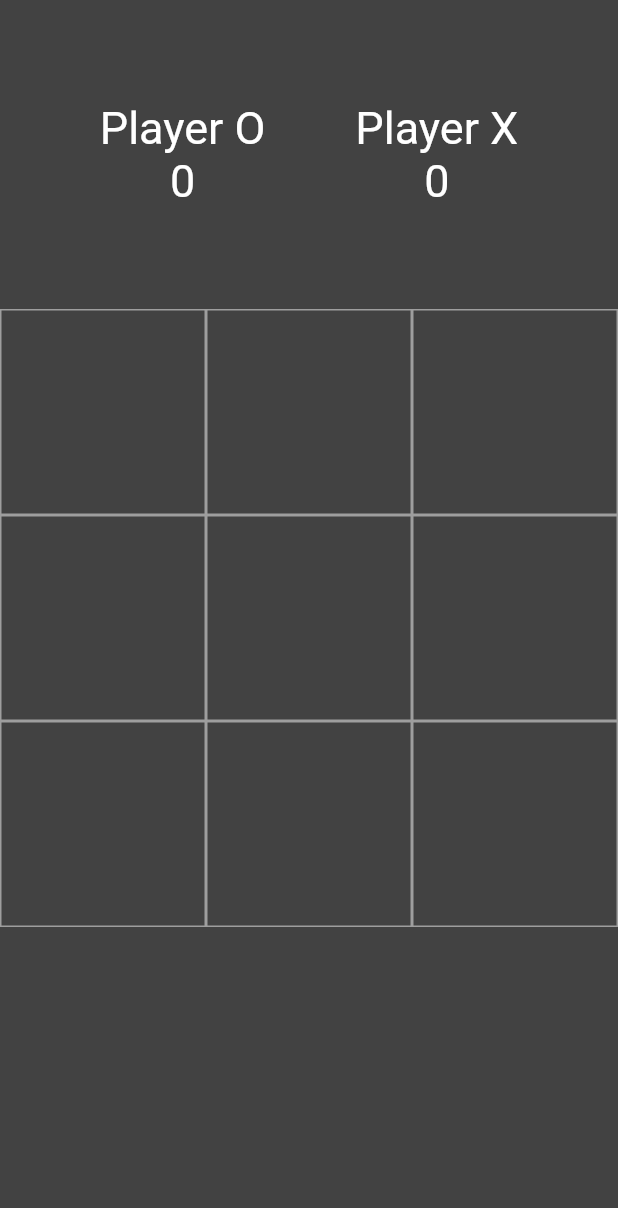
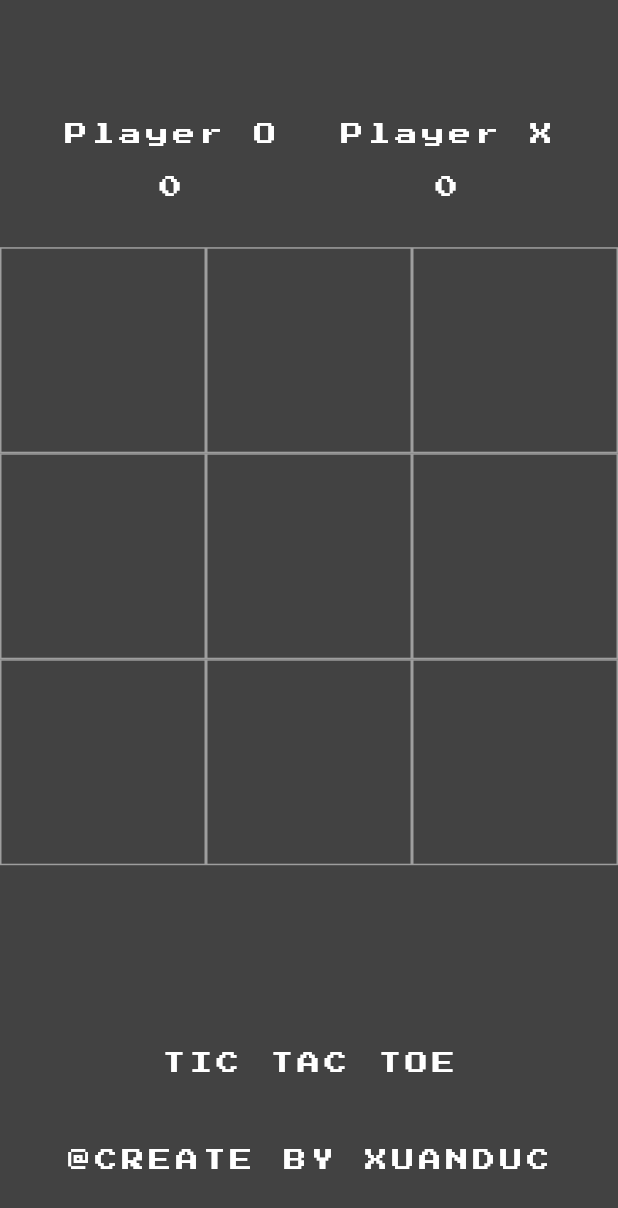
Before and after one commit to xuanduc9496/tic-tac-toe, a Flutter app: the Homepage screen opened directly, on a phone screen of 412 x 824 dp. Shown: the top 1208 px of the screen. Run offline on Flutter 3.47's test engine with Material 2 defaults, Android fonts, the phone set to English and light mode, and no system bars; our stand-ins replace google_fonts.

Commit message:
Tach Homepage, Dang Design trang Intro

```diff
--- /dev/null
+++ b/lib/homepage.dart
@@ -0,0 +1,242 @@
+import 'package:flutter/material.dart';
+import 'package:google_fonts/google_fonts.dart';
+
+class Homepage extends StatefulWidget {
+  //const Homepage({Key? key}) : super(key: key);
+
+  @override
+  State<Homepage> createState() => _HomepageState();
+}
+
+class _HomepageState extends State<Homepage> {
+  bool ohTurn = true;
+  List<String> displayEx0h = ['', '', '', '', '', '', '', '', ''];
+
+  var MytextStyle = TextStyle(color: Colors.white, fontSize: 30);
+  int exScore = 0;
+  int ohScore = 0;
+  int filledBoxes = 0;
+
+  static var MyNewFont = GoogleFonts.pressStart2p(
+      textStyle: TextStyle(color: Colors.black, letterSpacing: 3));
+  static var MyNewFontWhite = GoogleFonts.pressStart2p(
+      textStyle:
+          TextStyle(color: Colors.white, letterSpacing: 3, fontSize: 15));
+
+  @override
+  Widget build(BuildContext context) {
+    return Scaffold(
+      backgroundColor: Colors.grey[800],
+      body: Column(
+        children: [
+          Expanded(
+              child: Container(
+            child: Row(
+              mainAxisAlignment: MainAxisAlignment.center,
+              children: [
+                Padding(
+                  padding: const EdgeInsets.all(20.0),
+                  child: Column(
+                    mainAxisAlignment: MainAxisAlignment.center,
+                    children: [
+                      SizedBox(
+                        height: 50,
+                      ),
+                      Text(
+                        'Player O',
+                        style: MyNewFontWhite,
+                      ),
+                      SizedBox(
+                        height: 20,
+                      ),
+                      Text(
+                        ohScore.toString(),
+                        style: MyNewFontWhite,
+                      ),
+                    ],
+                  ),
+                ),
+                Padding(
+                  padding: const EdgeInsets.all(20.0),
+                  child: Column(
+                    mainAxisAlignment: MainAxisAlignment.center,
+                    children: [
+                      SizedBox(
+                        height: 50,
+                      ),
+                      Text(
+                        'Player X',
+                        style: MyNewFontWhite,
+                      ),
+                      SizedBox(
+                        height: 20,
+                      ),
+                      Text(
+                        exScore.toString(),
+                        style: MyNewFontWhite,
+                      ),
+                    ],
+                  ),
+                ),
+              ],
+            ),
+          )),
+          Expanded(
+            flex: 3,
+            child: GridView.builder(
+                itemCount: 9,
+                gridDelegate: SliverGridDelegateWithFixedCrossAxisCount(
+                    crossAxisCount: 3),
+                itemBuilder: (BuildContext context, int index) {
+                  return GestureDetector(
+                    onTap: () {
+                      _tapped(index);
+                    },
+                    child: Container(
+                      decoration:
+                          BoxDecoration(border: Border.all(color: Colors.grey)),
+                      child: Center(
+                          child: Text(
+                        //index.toString(),
+                        displayEx0h[index],
+                        style: TextStyle(color: Colors.white, fontSize: 40),
+                      )),
+                    ),
+                  );
+                }),
+          ),
+          Expanded(
+            child: Padding(
+              padding: const EdgeInsets.all(15.0),
+              child: Column(
+                  mainAxisAlignment: MainAxisAlignment.center,
+                  children: [
+                    Text(
+                      'TIC TAC TOE',
+                      style: MyNewFontWhite,
+                    ),
+                    SizedBox(
+                      height: 50,
+                    ),
+                    Text('@CREATE BY XUANDUC', style: MyNewFontWhite)
+                  ]),
+            ),
+          ),
+        ],
+      ),
+    );
+  }
+
+  void _tapped(int index) {
+    filledBoxes += 1;
+
+    setState(() {
+      if (ohTurn && displayEx0h[index] == '') {
+        displayEx0h[index] = 'o';
+      } else if (!ohTurn && displayEx0h[index] == '') {
+        displayEx0h[index] = 'x';
+      }
+
+      ohTurn = !ohTurn;
+      _checkwinner();
+    });
+  }
+
+  void _checkwinner() {
+    if (displayEx0h[0] == displayEx0h[1] &&
+        displayEx0h[0] == displayEx0h[2] &&
+        displayEx0h[0] != '') {
+      _showWinDialog(displayEx0h[0]);
+    }
+    if (displayEx0h[3] == displayEx0h[4] &&
+        displayEx0h[3] == displayEx0h[5] &&
+        displayEx0h[3] != '') {
+      _showWinDialog(displayEx0h[3]);
+    }
+    if (displayEx0h[6] == displayEx0h[7] &&
+        displayEx0h[6] == displayEx0h[8] &&
+        displayEx0h[6] != '') {
+      _showWinDialog(displayEx0h[6]);
+    }
+    if (displayEx0h[0] == displayEx0h[3] &&
+        displayEx0h[0] == displayEx0h[6] &&
+        displayEx0h[0] != '') {
+      _showWinDialog(displayEx0h[0]);
+    }
+    if (displayEx0h[1] == displayEx0h[4] &&
+        displayEx0h[1] == displayEx0h[7] &&
+        displayEx0h[1] != '') {
+      _showWinDialog(displayEx0h[1]);
+    }
+    if (displayEx0h[2] == displayEx0h[5] &&
+        displayEx0h[2] == displayEx0h[8] &&
+        displayEx0h[2] != '') {
+      _showWinDialog(displayEx0h[2]);
+    }
+    if (displayEx0h[6] == displayEx0h[4] &&
+        displayEx0h[6] == displayEx0h[2] &&
+        displayEx0h[6] != '') {
+      _showWinDialog(displayEx0h[6]);
+    }
+    if (displayEx0h[0] == displayEx0h[4] &&
+        displayEx0h[0] == displayEx0h[8] &&
+        displayEx0h[0] != '') {
+      _showWinDialog(displayEx0h[0]);
+    } else if (filledBoxes == 9) {
+      _showDrawDialog();
+    }
+  }
+
+  void _showDrawDialog() {
+    showDialog(
+        barrierDismissible: false,
+        context: context,
+        builder: (BuildContext context) {
+          return AlertDialog(
+            title: Text('O & X Draw!'),
+            actions: [
+              FlatButton(
+                  onPressed: () {
+                    _clearBoard();
+                    Navigator.of(context).pop();
+                  },
+                  child: Text('Play Again!'))
+            ],
+          );
+        });
+  }
+
+  void _showWinDialog(String winner) {
+    showDialog(
+        barrierDismissible: false,
+        context: context,
+        builder: (BuildContext context) {
+          return AlertDialog(
+            title: Text('Winner is: ' + winner),
+            actions: <Widget>[
+              FlatButton(
+                onPressed: () {
+                  _clearBoard();
+                  Navigator.of(context).pop();
+                },
+                child: Text('Play Again!'),
+              ),
+            ],
+          );
+        });
+    if (winner == 'o') {
+      ohScore += 1;
+    } else if (winner == 'x') {
+      exScore += 1;
+    }
+  }
+
+  void _clearBoard() {
+    setState(() {
+      for (int i = 0; i < 9; i++) {
+        displayEx0h[i] = '';
+      }
+    });
+    filledBoxes = 0;
+  }
+}
--- a/lib/main.dart
+++ b/lib/main.dart
@@ -1,222 +1,66 @@
 import 'package:flutter/material.dart';
+//import 'package:flutter/services.dart';
+import 'homepage.dart';
+import 'package:google_fonts/google_fonts.dart';
 
 void main() {
+  //SystemChrome.setPreferredOrientations([DeviceOrientation.portraitUp]);
+  //SystemChrome.setEnabledSystemUIOverlays([]);
   runApp(MyApp());
 }
 
 class MyApp extends StatelessWidget {
-  // const MyApp({Key? key}) : super(key: key);
+  //const MyApp({Key? key}) : super(key: key);
 
   @override
   Widget build(BuildContext context) {
     return MaterialApp(
       debugShowCheckedModeBanner: false,
-      home: Homepage(),
+      home: IntroScreen(),
     );
   }
 }
 
-class Homepage extends StatefulWidget {
-  // const Homepage({Key? key}) : super(key: key);
+class IntroScreen extends StatefulWidget {
+  const IntroScreen({Key? key}) : super(key: key);
 
   @override
-  State<Homepage> createState() => _HomepageState();
+  State<IntroScreen> createState() => _IntroScreenState();
 }
 
-class _HomepageState extends State<Homepage> {
-  bool ohTurn = true;
-  List<String> displayEx0h = ['', '', '', '', '', '', '', '', ''];
-
-  var MytextStyle = TextStyle(color: Colors.white, fontSize: 30);
-  int exScore = 0;
-  int ohScore = 0;
-  int filledBoxes = 0;
+class _IntroScreenState extends State<IntroScreen>
+    with SingleTickerProviderStateMixin {
+  static var MyNewFont = GoogleFonts.pressStart2p(
+      textStyle: TextStyle(color: Colors.black, letterSpacing: 3));
+  static var MyNewFontWhite = GoogleFonts.pressStart2p(
+      textStyle:
+          TextStyle(color: Colors.white, letterSpacing: 3, fontSize: 15));
 
   @override
   Widget build(BuildContext context) {
-    return Scaffold(
-      backgroundColor: Colors.grey[800],
-      body: Column(
-        children: [
-          Expanded(
-              child: Container(
-            child: Row(
-              mainAxisAlignment: MainAxisAlignment.center,
-              children: [
-                Padding(
-                  padding: const EdgeInsets.all(30.0),
+    return MaterialApp(
+      //final color = Colors.white;
+      debugShowCheckedModeBanner: false,
+      home: Scaffold(
+        backgroundColor: Colors.grey[900],
+        body: Center(
             child: Column(
           mainAxisAlignment: MainAxisAlignment.center,
           children: [
-                      Text(
-                        'Player O',
-                        style: MytextStyle,
-                      ),
-                      Text(
-                        ohScore.toString(),
-                        style: MytextStyle,
-                      ),
-                    ],
+            Expanded(
+              child: Padding(
+                padding: const EdgeInsets.only(top: 120.0),
+                child: Container(
+                  child: Text(
+                    "TIC TAC TOE",
+                    style: MyNewFontWhite.copyWith(fontSize: 30),
                   ),
                 ),
-                Padding(
-                  padding: const EdgeInsets.all(30.0),
-                  child: Column(
-                    mainAxisAlignment: MainAxisAlignment.center,
-                    children: [
-                      Text(
-                        'Player X',
-                        style: MytextStyle,
               ),
-                      Text(
-                        exScore.toString(),
-                        style: MytextStyle,
-                      ),
+            )
           ],
-                  ),
-                ),
-              ],
-            ),
-          )),
-          Expanded(
-            flex: 3,
-            child: GridView.builder(
-                itemCount: 9,
-                gridDelegate: SliverGridDelegateWithFixedCrossAxisCount(
-                    crossAxisCount: 3),
-                itemBuilder: (BuildContext context, int index) {
-                  return GestureDetector(
-                    onTap: () {
-                      _tapped(index);
-                    },
-                    child: Container(
-                      decoration:
-                          BoxDecoration(border: Border.all(color: Colors.grey)),
-                      child: Center(
-                          child: Text(
-                        //index.toString(),
-                        displayEx0h[index],
-                        style: TextStyle(color: Colors.white, fontSize: 40),
         )),
       ),
     );
-                }),
-          ),
-        ],
-      ),
-    );
-  }
-
-  void _tapped(int index) {
-    filledBoxes += 1;
-
-    setState(() {
-      if (ohTurn && displayEx0h[index] == '') {
-        displayEx0h[index] = 'o';
-      } else if (!ohTurn && displayEx0h[index] == '') {
-        displayEx0h[index] = 'x';
-      }
-
-      ohTurn = !ohTurn;
-      _checkwinner();
-    });
-  }
-
-  void _checkwinner() {
-    if (displayEx0h[0] == displayEx0h[1] &&
-        displayEx0h[0] == displayEx0h[2] &&
-        displayEx0h[0] != '') {
-      _showWinDialog(displayEx0h[0]);
-    }
-    if (displayEx0h[3] == displayEx0h[4] &&
-        displayEx0h[3] == displayEx0h[5] &&
-        displayEx0h[3] != '') {
-      _showWinDialog(displayEx0h[3]);
-    }
-    if (displayEx0h[6] == displayEx0h[7] &&
-        displayEx0h[6] == displayEx0h[8] &&
-        displayEx0h[6] != '') {
-      _showWinDialog(displayEx0h[6]);
-    }
-    if (displayEx0h[0] == displayEx0h[3] &&
-        displayEx0h[0] == displayEx0h[6] &&
-        displayEx0h[0] != '') {
-      _showWinDialog(displayEx0h[0]);
-    }
-    if (displayEx0h[1] == displayEx0h[4] &&
-        displayEx0h[1] == displayEx0h[7] &&
-        displayEx0h[1] != '') {
-      _showWinDialog(displayEx0h[1]);
-    }
-    if (displayEx0h[2] == displayEx0h[5] &&
-        displayEx0h[2] == displayEx0h[8] &&
-        displayEx0h[2] != '') {
-      _showWinDialog(displayEx0h[2]);
-    }
-    if (displayEx0h[6] == displayEx0h[4] &&
-        displayEx0h[6] == displayEx0h[2] &&
-        displayEx0h[6] != '') {
-      _showWinDialog(displayEx0h[6]);
-    }
-    if (displayEx0h[0] == displayEx0h[4] &&
-        displayEx0h[0] == displayEx0h[8] &&
-        displayEx0h[0] != '') {
-      _showWinDialog(displayEx0h[0]);
-    } else if (filledBoxes == 9) {
-      _showDrawDialog();
   }
 }
-
-  void _showDrawDialog() {
-    showDialog(
-        barrierDismissible: false,
-        context: context,
-        builder: (BuildContext context) {
-          return AlertDialog(
-            title: Text('O & X Draw!'),
-            actions: [
-              FlatButton(
-                  onPressed: () {
-                    _clearBoard();
-                    Navigator.of(context).pop();
-                  },
-                  child: Text('Play Again!'))
-            ],
-          );
-        });
-  }
-
-  void _showWinDialog(String winner) {
-    showDialog(
-        barrierDismissible: false,
-        context: context,
-        builder: (BuildContext context) {
-          return AlertDialog(
-            title: Text('Winner is: ' + winner),
-            actions: <Widget>[
-              FlatButton(
-                onPressed: () {
-                  _clearBoard();
-                  Navigator.of(context).pop();
-                },
-                child: Text('Play Again!'),
-              ),
-            ],
-          );
-        });
-    if (winner == 'o') {
-      ohScore += 1;
-    } else if (winner == 'x') {
-      exScore += 1;
-    }
-  }
-
-  void _clearBoard() {
-    setState(() {
-      for (int i = 0; i < 9; i++) {
-        displayEx0h[i] = '';
-      }
-    });
-    filledBoxes = 0;
-  }
-}
--- a/pubspec.yaml
+++ b/pubspec.yaml
@@ -34,6 +34,8 @@ dependencies:
   # The following adds the Cupertino Icons font to your application.
   # Use with the CupertinoIcons class for iOS style icons.
   cupertino_icons: ^1.0.2
+  google_fonts: ^3.0.1
+  #avatar_glow:
 
 dev_dependencies:
   flutter_test:
@@ -58,8 +60,8 @@ flutter:
   uses-material-design: true
 
   # To add assets to your application, add an assets section, like this:
-  # assets:
-  #   - images/a_dot_burr.jpeg
+  #assets:
+  #  - lib/images/
   #   - images/a_dot_ham.jpeg
 
   # An image asset can refer to one or more resolution-specific "variants", see
```
Also changed, not shown: lib/images/tictactoelogo.png (added), pubspec.lock, 1 other file. Lines whose indentation alone changed are shown as unchanged.
